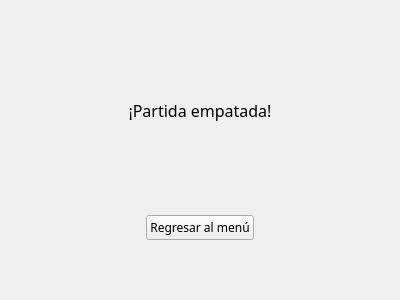
This is MARDA/pantallaempate.ui in AndreyMena/SpiteAndMalice as Qt 5 draws it before an edit. The edited form follows.
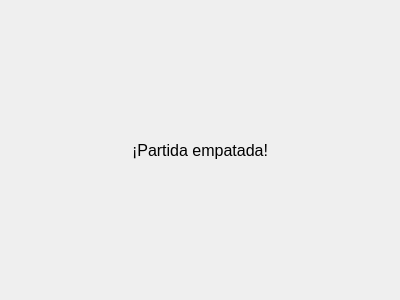
This is the edited form.

Patch:
```diff
--- a/MARDA/pantallaempate.ui
+++ b/MARDA/pantallaempate.ui
@@ -27,7 +27,7 @@
      </property>
     </spacer>
    </item>
-   <item alignment="Qt::AlignHCenter|Qt::AlignVCenter">
+   <item>
     <widget class="QLabel" name="label">
      <property name="minimumSize">
       <size>
@@ -43,7 +43,6 @@
      </property>
      <property name="font">
       <font>
-       <family>Wide Latin</family>
        <pointsize>12</pointsize>
       </font>
      </property>
@@ -58,37 +57,6 @@
      </property>
     </widget>
    </item>
-   <item>
-    <spacer name="verticalSpacer_2">
-     <property name="orientation">
-      <enum>Qt::Vertical</enum>
-     </property>
-     <property name="sizeHint" stdset="0">
-      <size>
-       <width>20</width>
-       <height>40</height>
-      </size>
-     </property>
-    </spacer>
-   </item>
-   <item alignment="Qt::AlignHCenter|Qt::AlignVCenter">
-    <widget class="QPushButton" name="pushButton">
-     <property name="maximumSize">
-      <size>
-       <width>200</width>
-       <height>16777215</height>
-      </size>
-     </property>
-     <property name="font">
-      <font>
-       <family>Wide Latin</family>
-      </font>
-     </property>
-     <property name="text">
-      <string>Regresar al menú</string>
-     </property>
-    </widget>
-   </item>
    <item>
     <spacer name="verticalSpacer">
      <property name="orientation">
```
